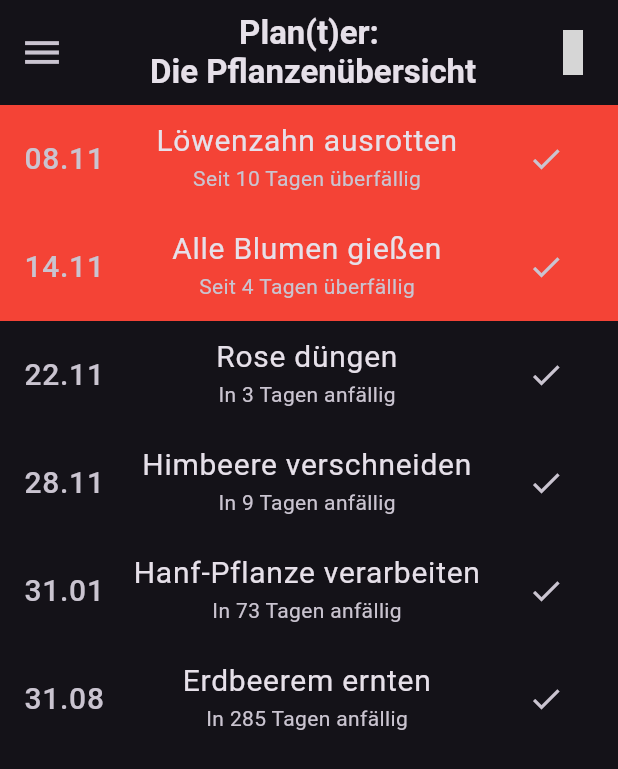
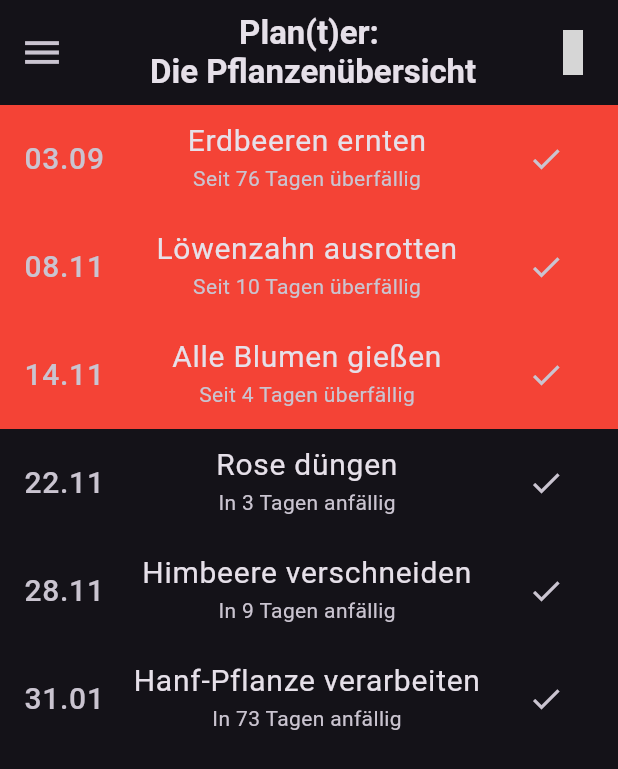
Before and after one commit to vincenzo1109/Alle-Projekte, a Flutter app: the screen it shows after launch, in the side drawer, after a tap on the "check" icon, on a phone screen of 412 x 824 dp. Shown: the top 769 px of the screen. Run offline on Flutter 3.47's test engine with Material 3 defaults, Android fonts, the phone set to English and light mode, and no system bars; our stand-ins replace hive_flutter, material_symbols_icons, qr_flutter, simple_icons, timezone; missing offline and left inert: mobile_scanner, otp; accounts and stored records are empty; generated files the repository leaves out were written again; grey boxes are pictures that could not be loaded.

Commit message:
right loading of the saved objects

```diff
--- a/planzen_app/lib/main.dart
+++ b/planzen_app/lib/main.dart
@@ -6,8 +6,18 @@ import 'achievements.dart';
 import 'impressum.dart';
 import 'plants_overview.dart';
 import 'package:intl/intl.dart';
+import 'package:hive_flutter/hive_flutter.dart';
 
-void main() {
+part 'main.g.dart';
+
+String objectPlantKey = 'plantObjectSaves';
+String dataKey = 'dataSaves';
+
+void main() async {
+  await Hive.initFlutter();
+  Hive.registerAdapter(AllPlantsAdapter());
+  await Hive.openBox(dataKey);
+  await Hive.openBox(objectPlantKey);
   runApp(const MyApp());
 }
 
@@ -46,7 +56,7 @@ class MyAppState extends State<MyApp> {
             fontSize: 24,
             fontWeight: FontWeight.bold,
           ),
-          iconTheme: IconThemeData(size: 30), // Drawer + Actions Icons
+          iconTheme: IconThemeData(size: 30),
         ),
       ),
 
@@ -79,12 +89,28 @@ class MyHomePage extends StatefulWidget {
 }
 
 class _MyHomePageState extends State<MyHomePage> {
-  List<AllPlants> plantsListHomeScreen = [];
+  List<AllPlants> plantsListHomeScreenFirstStart = [];
+  List<AllPlants> plantsListHomeScreenNotFirstStart = [];
+
+  var plantDataBox = Hive.box(dataKey);
+  var plantObjectBox = Hive.box(objectPlantKey);
+
+  void getObjectList() {
+    var objectList = (plantObjectBox.get('plantObjectList'));
+    if (objectList != null) {
+      plantsListHomeScreenNotFirstStart = (objectList as List)
+          .cast<AllPlants>();
+    } else {
+        print('Fehler beim getObjectList()');
+    }
+  }
 
   @override
   void initState() {
     super.initState();
-    plantsListHomeScreen = List.from(myPlants);
+    plantsListHomeScreenFirstStart = myPlants;
+    var openend = plantDataBox.get('alreadyOpened', defaultValue: false);
+    openend? getObjectList() : {};
   }
 
   @override
@@ -140,6 +166,13 @@ class _MyHomePageState extends State<MyHomePage> {
               },
             ),
             ListTile(
+              leading: Icon(Symbols.add_2_rounded),
+              title: Text('Eine weitere Pflanze hinzufügen'),
+              onTap: () {
+                Navigator.pushNamed(context, '/impressum');
+              },
+            ),
+            ListTile(
               leading: Icon(Symbols.settings),
               title: Text('Einstellungen'),
               onTap: () {
@@ -156,16 +189,23 @@ class _MyHomePageState extends State<MyHomePage> {
           ],
         ),
       ),
-      body: ListView(children: plantsHomescreen()),
+      body: plantDataBox.get('alreadyOpened', defaultValue: false)
+          ? ListView(
+              children: plantsHomescreen(plantsListHomeScreenNotFirstStart),
+            )
+          : ListView(
+              children: plantsHomescreen(plantsListHomeScreenFirstStart),
+            ),
     );
   }
 
-  List<Widget> plantsHomescreen() {
+  List<Widget> plantsHomescreen(whichList) {
     List<Widget> plantsNext = [];
-
+    var boxHiveOpen = Hive.box(dataKey);
+    boxHiveOpen.put('alreadyOpened', true);
 
     void sortList() {
-      plantsListHomeScreen.sort((a, b) {
+      whichList.sort((a, b) {
         var dueA = DateFormat(
           'dd.MM.yyyy',
         ).parse(a.lasttime).add(Duration(days: a.interval));
@@ -178,7 +218,7 @@ class _MyHomePageState extends State<MyHomePage> {
     }
 
     sortList();
-    for (var plantvar in plantsListHomeScreen) {
+    for (var plantvar in whichList) {
       DateTime savedDate = DateFormat('dd.MM.yyyy').parse(plantvar.lasttime);
       DateTime dueDate = savedDate.add(Duration(days: plantvar.interval));
       int doItInDays = dueDate.difference(now).inDays;
@@ -198,21 +238,38 @@ class _MyHomePageState extends State<MyHomePage> {
           ),
           subtitle: Center(
             child: Text(
-              dueDate.isBefore(now)
+              dueDate.isAtSameMomentAs(now)
+                  ? 'Muss heute gemacht werden'
+                  : (dueDate.isBefore(now)
                         ? (expiredSince == 1
                               ? 'Seit $expiredSince Tag überfällig'
                               : 'Seit $expiredSince Tagen überfällig')
                         : (doItInDays == 1
-                        ? 'In $doItInDays Tagw anfällig'
-                        : 'In $doItInDays Tagen anfällig'),
+                              ? 'In $doItInDays Tag anfällig'
+                              : 'In $doItInDays Tagen anfällig')),
               textAlign: TextAlign.center,
             ),
           ),
           trailing: IconButton(
             onPressed: () {
               setState(() {
+                if (dueDate.difference(now).inDays <= 4) {
                   ScaffoldMessenger.of(context).showSnackBar(
                     SnackBar(
+                      showCloseIcon: true,
+                      action: SnackBarAction(
+                        label: 'Rückgängig',
+                        onPressed: () {
+                          plantvar.lasttime = lastLastTimeFunction(
+                            plantvar.lasttime,
+                            plantvar.interval,
+                          );
+                          plantvar.lastLastTime = lastLastTimeFunction(
+                            plantvar.lastLastTime,
+                            plantvar.interval,
+                          );
+                        },
+                      ),
                       content: Text(
                         'Wieder etwas erledigt :)',
                         textAlign: TextAlign.center,
@@ -223,8 +280,25 @@ class _MyHomePageState extends State<MyHomePage> {
                       ),
                     ),
                   );
+                  plantvar.lastLastTime = plantvar.lasttime;
                   plantvar.lasttime = DateFormat('dd.MM.yyyy').format(now);
+                  hivePutMyPlantsList(whichList);
                   sortList();
+                } else {
+                  ScaffoldMessenger.of(context).showSnackBar(
+                    SnackBar(
+                      showCloseIcon: true,
+                      content: Text(
+                        '${plantvar.name} ${plantvar.whatToDo} hat noch Zeit :-)',
+                        textAlign: TextAlign.center,
+                        style: TextStyle(
+                          fontSize: 17,
+                          fontWeight: FontWeight.bold,
+                        ),
+                      ),
+                    ),
+                  );
+                }
               });
             },
             icon: Icon(Icons.check),
@@ -232,6 +306,7 @@ class _MyHomePageState extends State<MyHomePage> {
         ),
       );
     }
+    getObjectList();
     return plantsNext;
   }
 }
@@ -244,13 +319,12 @@ String formattedDate = '07.11.2025'; // Vorrübergehende Lösung
 
 List<AllPlants> myPlants = [];
 
-void existingPlants() {
-  addPlantMyPlants('Rose', 2, '08.11.2025', 'düngen', 14);
-  addPlantMyPlants('Himbeere', 4, formattedDate, 'verschneiden', 21);
-  addPlantMyPlants('Erdbeerem', 3, '31.08.2025', 'ernten', 365);
-  addPlantMyPlants('Alle Blumen', 4, formattedDate, 'gießen', 7);
-  addPlantMyPlants('Löwenzahn', 1, '01.11.2025', 'ausrotten', 7);
-  addPlantMyPlants('Hanf-Pflanze', 1, '02.11.2025', 'verarbeiten', 90);
+lastLastTimeFunction(lasttime, interval) {
+  DateTime lastLastTime = DateFormat(
+    'dd.MM.yyyy',
+  ).parse(lasttime).subtract(Duration(days: interval));
+  String lastLastTimeString = lastLastTime.toString();
+  return lastLastTimeString;
 }
 
 void addPlantMyPlants(
@@ -263,17 +337,64 @@ void addPlantMyPlants(
   int alter = alterinc;
   String name = nameinc;
 
-  AllPlants plant = AllPlants(name, alter, lasttime, whatToDo, interval);
+  String lastLastTimeString = lastLastTimeFunction(lasttime, interval);
+
+  AllPlants plant = AllPlants(
+    name,
+    alter,
+    lastLastTimeString,
+    lasttime,
+    whatToDo,
+    interval,
+  );
   myPlants.add(plant);
 }
 
+@HiveType(typeId: 0)
 class AllPlants {
+  @HiveField(0)
   String name;
+
+  @HiveField(1)
   int alter;
+
+  @HiveField(2)
+  String lastLastTime;
+
+  @HiveField(3)
   String lasttime;
-  String whatToDo;
+
+  @HiveField(4)
   int interval;
 
-  //constructor
-  AllPlants(this.name, this.alter, this.lasttime, this.whatToDo, this.interval);
+  @HiveField(5)
+  String whatToDo;
+
+  AllPlants(
+    this.name,
+    this.alter,
+    this.lastLastTime,
+    this.lasttime,
+    this.whatToDo,
+    this.interval,
+  );
 }
+
+void hivePutMyPlantsList(List<AllPlants> saveList) {
+  var boxHive = Hive.box(objectPlantKey);
+  boxHive.put('plantObjectList', saveList);
+}
+
+void existingPlants() {
+  var boxHiveOpen = Hive.box(dataKey);
+  bool alreadyOpened = boxHiveOpen.get('alreadyOpened', defaultValue: false);
+  if (!alreadyOpened) {
+    addPlantMyPlants('Rose', 2, '08.11.2025', 'düngen', 14);
+    addPlantMyPlants('Himbeere', 4, formattedDate, 'verschneiden', 21);
+    addPlantMyPlants('Erdbeeren', 3, '31.08.2025', 'ernten', 3);
+    addPlantMyPlants('Alle Blumen', 4, formattedDate, 'gießen', 7);
+    addPlantMyPlants('Löwenzahn', 1, '01.11.2025', 'ausrotten', 7);
+    addPlantMyPlants('Hanf-Pflanze', 1, '02.11.2025', 'verarbeiten', 90);
+    hivePutMyPlantsList(myPlants);
+  }
+}
```
Also changed, not shown: planzen_app/pubspec.yaml (+5 -2 lines), planzen_app/pubspec.lock, 2 other files. Lines whose indentation alone changed are shown as unchanged.
